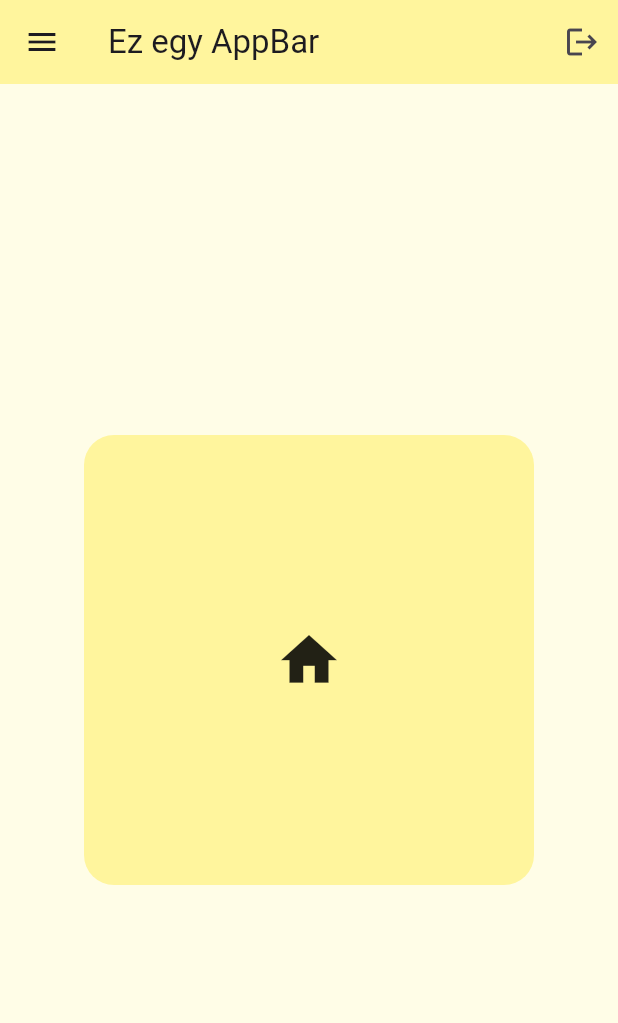
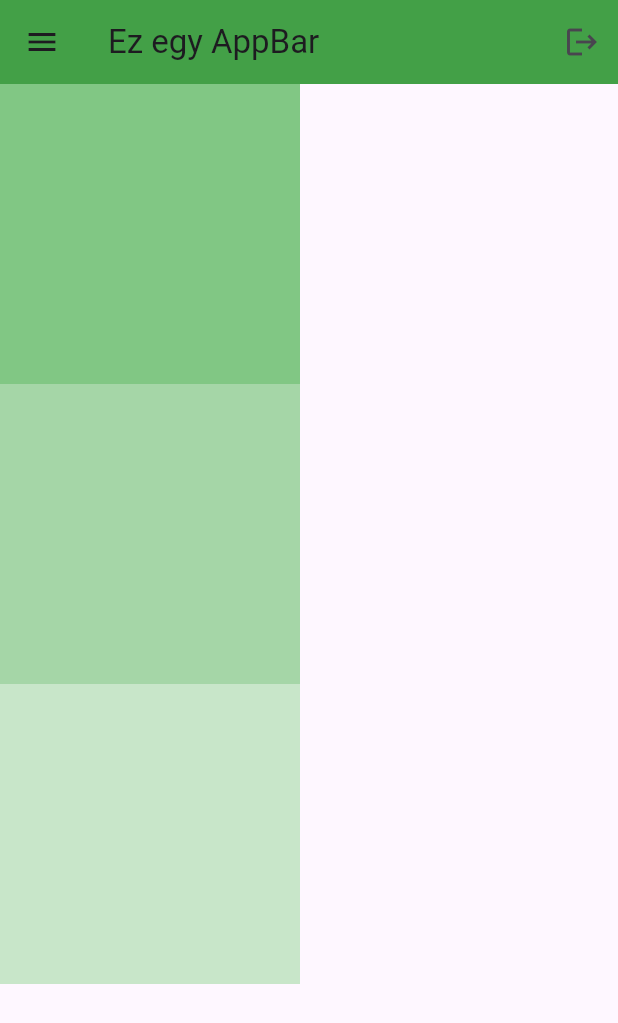
Before and after one commit to dajkagabi/Flutter-2024, a Flutter app: the screen it shows after launch, on a phone screen of 412 x 824 dp. Shown: the top 1023 px of the screen. Run offline on Flutter 3.47's test engine with Material 3 defaults, Android fonts, the phone set to English and light mode, and no system bars.

Commit message:
Első box container.

```diff
--- a/lib/main.dart
+++ b/lib/main.dart
@@ -15,29 +15,35 @@ class MyApp extends StatelessWidget {
     return MaterialApp(
       //debugShowCheckedModeBanner: false,
       home: Scaffold(
-        backgroundColor: Colors.yellow[50],
+        //   backgroundColor: Colors.yellow[50],
         appBar: AppBar(
           title: Text("Ez egy AppBar"),
-          backgroundColor: Colors.yellow[200],
+          backgroundColor: Colors.green[600],
           elevation: 0,
           leading: Icon(Icons.menu),
           actions: [IconButton(onPressed: () {}, icon: Icon(Icons.logout))],
         ),
-        body: Center(
-          child: Container(
-            height: 300,
-            width: 300,
-            decoration: BoxDecoration(
-              color: Colors.yellow[200],
-              //curve
-              borderRadius: BorderRadius.circular(20),
+        body: Column(
+          children: [
+            //1 box
+            Container(
+              height: 200,
+              width: 200,
+              color: Colors.green[300],
             ),
-            padding: EdgeInsets.all(25),
-            child: Icon(
-              Icons.home,
-              size: 45,
+            //2 box
+            Container(
+              height: 200,
+              width: 200,
+              color: Colors.green[200],
             ),
-          ),
+            //3 box
+            Container(
+              height: 200,
+              width: 200,
+              color: Colors.green[100],
+            ),
+          ],
         ),
       ),
     );
```
